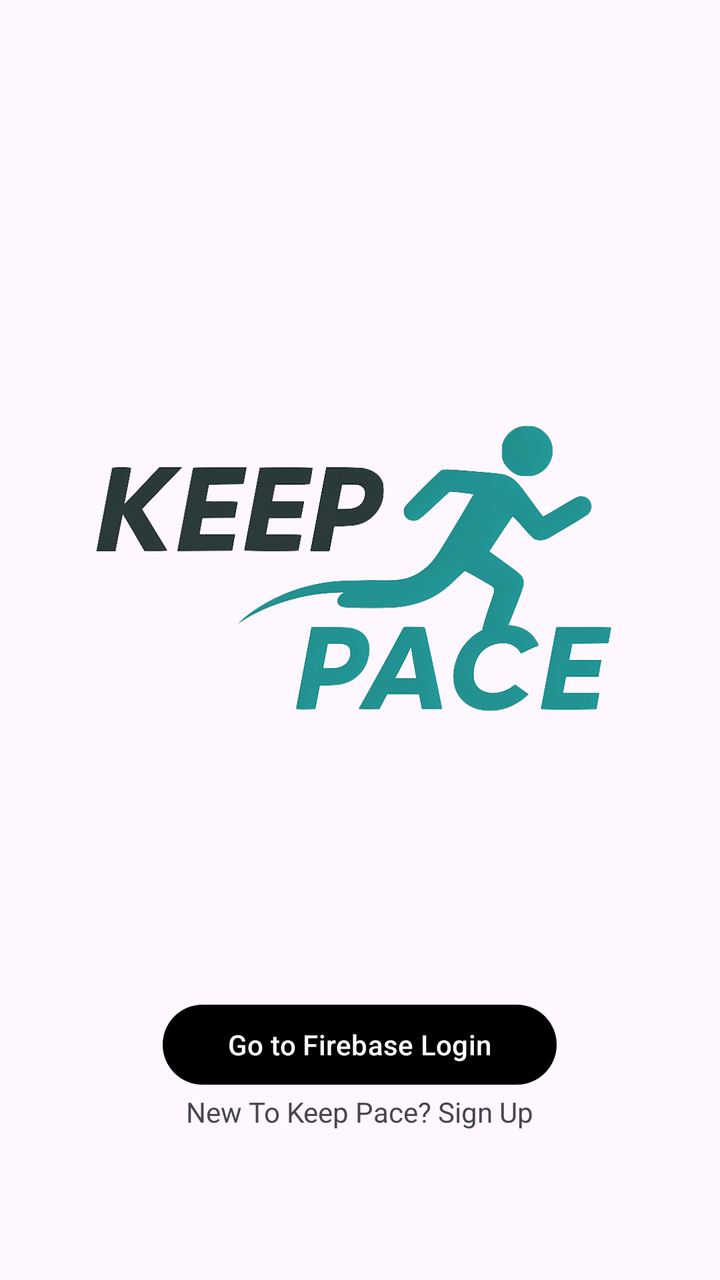
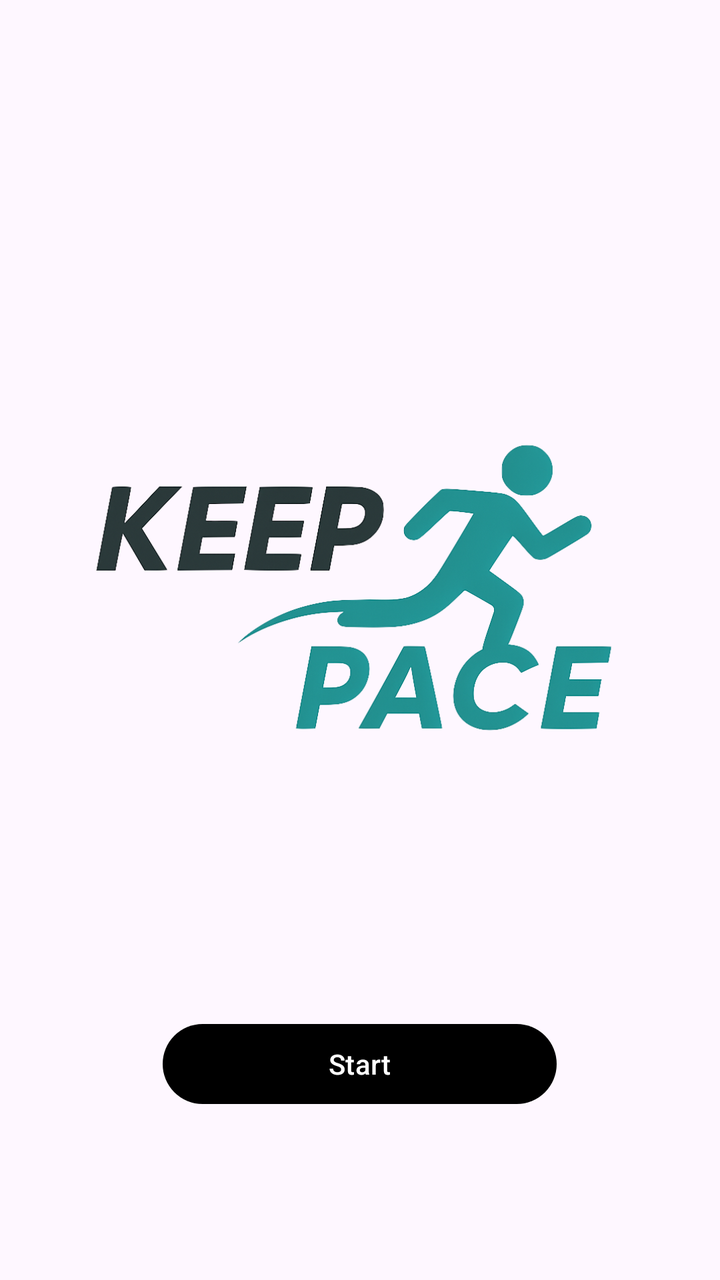

Before-and-after screenshots of an Android layout around one commit, followed by the original layout XML and the change that was made.
<!-- AndroidManifest.xml: application theme Theme.KeepPace -->
<!-- res/layout/activity_main.xml -->
<?xml version="1.0" encoding="utf-8"?>
<LinearLayout xmlns:android="http://schemas.android.com/apk/res/android"
    xmlns:app="http://schemas.android.com/apk/res-auto"
    android:layout_width="match_parent"
    android:layout_height="match_parent"
    android:orientation="vertical"
    android:gravity="center"
    android:padding="24dp">

    <ImageView
        android:id="@+id/KeepPacelogot"
        android:layout_width="347dp"
        android:layout_height="344dp"
        android:layout_gravity="center"
        android:layout_marginTop="40dp"
        android:adjustViewBounds="true"
        android:src="@drawable/keep_pace_logov31" />

    <Button
        android:id="@+id/goToAuth"
        android:layout_width="197dp"
        android:layout_height="wrap_content"
        android:layout_gravity="center"
        android:layout_marginTop="40dp"
        android:text="Go to Firebase Login"
        app:backgroundTint="@color/black"/>

    
    
    <TextView
        android:id="@+id/signUpText"
        android:layout_width="wrap_content"
        android:layout_height="wrap_content"
        android:text="New To Keep Pace? Sign Up"/>



</LinearLayout>
<!-- resources referenced by this layout -->
<resources>
  <color name="black">#FF000000</color>
  <!-- drawable keep_pace_logov31: png bitmap (drawable, 232342 bytes) -->
  <style name="Theme.KeepPace" parent="Theme.Material3.Light.NoActionBar">
          
          <item name="colorPrimary">@color/keep_pace_teal</item>
          <item name="colorPrimaryVariant">@color/black</item>
          <item name="android:statusBarColor">@color/keep_pace_teal</item>
          <item name="android:windowLightStatusBar">true</item>
      </style>
  <color name="keep_pace_teal">#009688</color>
</resources>

<!-- the commit's change to res/layout/activity_main.xml (unified diff, before → after) -->
@@ -22,16 +22,12 @@
         android:layout_height="wrap_content"
         android:layout_gravity="center"
         android:layout_marginTop="40dp"
-        android:text="Go to Firebase Login"
+        android:text="Start"
         app:backgroundTint="@color/black"/>
 
     
     
-    <TextView
-        android:id="@+id/signUpText"
-        android:layout_width="wrap_content"
-        android:layout_height="wrap_content"
-        android:text="New To Keep Pace? Sign Up"/>
+    
 
 
 
